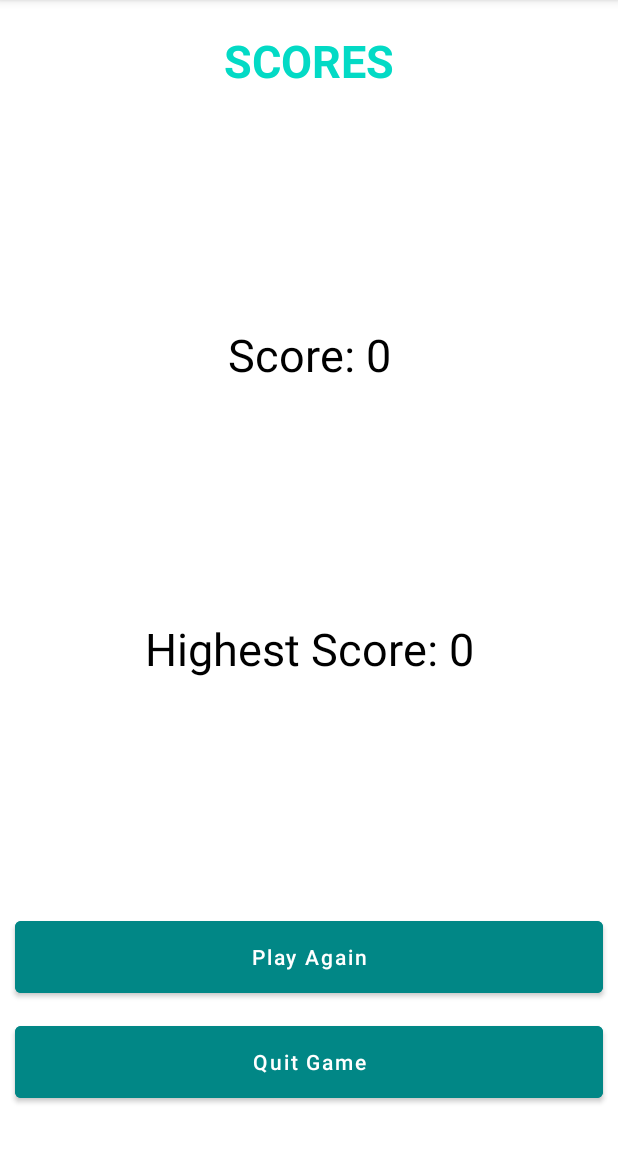
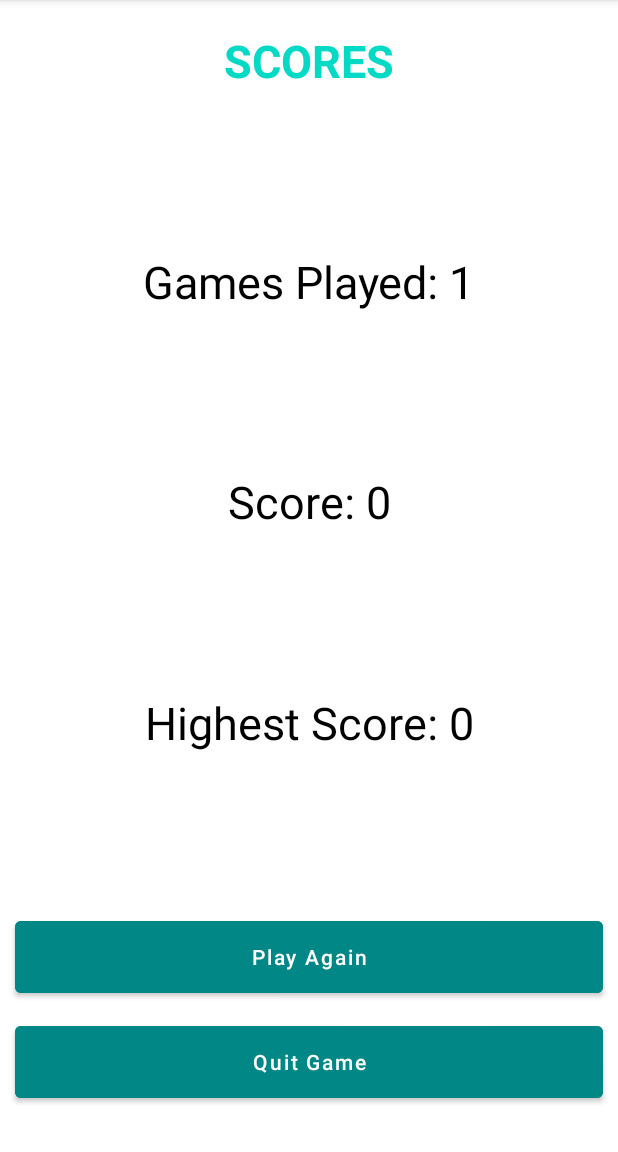
Before and after one commit to marbysneaker/BalloonGame, an Android app: the ResultActivity screen opened directly, with no data from a screen before it, on a phone screen of 412 x 824 dp, the part 84-1236 px from its top. Run offline under Robolectric (Android 15) with nearby library versions, the phone set to English and light mode, and no system bars; 1 statement that could not run was skipped.

Commit message:
finished game

```diff
--- a/app/src/main/java/com/example/hw5game/MainActivity.java
+++ b/app/src/main/java/com/example/hw5game/MainActivity.java
@@ -62,7 +62,7 @@ public class MainActivity extends AppCompatActivity {
             public void onFinish() {
                 balloonsControl();
 
-                new CountDownTimer(10000, 1000) {
+                new CountDownTimer(15000, 1000) {
                     @Override
                     public void onTick(long l) {
                         textViewTime.setText("Remaining time:"+String.valueOf(l/1000));
--- a/app/src/main/java/com/example/hw5game/ResultActivity.java
+++ b/app/src/main/java/com/example/hw5game/ResultActivity.java
@@ -12,7 +12,7 @@ import android.widget.TextView;
 
 
 public class ResultActivity extends AppCompatActivity {
-    private TextView textViewInfo, textViewMyScore, textViewHighestScore;
+    private TextView textViewInfo, textViewMyScore, textViewHighestScore, textViewGames;
     private Button buttonPlayAgain, buttonQuitGame;
 
     SharedPreferences sharedPreferences;
@@ -23,18 +23,21 @@ public class ResultActivity extends AppCompatActivity {
 
     int highscore;
 
+    int gamesPlayed =0;
+
     String highestScore;
     @Override
     protected void onCreate(Bundle savedInstanceState) {
         super.onCreate(savedInstanceState);
         setContentView(R.layout.activity_result);
         getData();
-
+        gamesPlayed++;
         textViewInfo =findViewById(R.id.textViewInfo);
         textViewMyScore =findViewById(R.id.textViewMyScore);
         textViewHighestScore =findViewById(R.id.textViewHighestScore);
         buttonPlayAgain =findViewById(R.id.buttonPlayAgain);
         buttonQuitGame =findViewById(R.id.buttonQuitGame);
+        textViewGames = findViewById(R.id.textViewGames);
 
         Bundle bundle = getIntent().getExtras();
         score = bundle.getInt("Score");
@@ -43,7 +46,7 @@ public class ResultActivity extends AppCompatActivity {
             highscore = score;
         }
         textViewHighestScore.setText("Highest Score: " + highscore);
-
+        textViewGames.setText("Games Played: "+ gamesPlayed);
         savedData();
 
         buttonPlayAgain.setOnClickListener(new View.OnClickListener() {
@@ -60,6 +63,7 @@ public class ResultActivity extends AppCompatActivity {
     public void getData(){
         sharedPreferences = getSharedPreferences("saveData",MODE_PRIVATE);
         highscore = sharedPreferences.getInt("highestScore",0);
+        gamesPlayed = sharedPreferences.getInt("gamesPlayed",0);
     }
     protected void onPause(){
         savedData();
@@ -71,6 +75,7 @@ public class ResultActivity extends AppCompatActivity {
 //        highestScore = textViewHighestScore.getText().toString();
         SharedPreferences.Editor editor = sharedPreferences.edit();
         editor.putInt("highestScore",highscore);
+        editor.putInt("gamesPlayed", gamesPlayed);
         editor.commit();
     }
 
--- a/app/src/main/res/layout/activity_result.xml
+++ b/app/src/main/res/layout/activity_result.xml
@@ -12,10 +12,10 @@
         android:layout_height="wrap_content"
         android:layout_marginTop="20dp"
         android:text="SCORES"
+        android:textAlignment="center"
+        android:textColor="@color/teal_200"
+        android:textSize="30sp"
         android:textStyle="bold"
-        android:textColor="@color/teal_200"
-        android:textAlignment="center"
-        android:textSize="30sp"
         app:layout_constraintEnd_toEndOf="parent"
         app:layout_constraintHorizontal_bias="0.5"
         app:layout_constraintStart_toStartOf="parent"
@@ -46,7 +46,7 @@
         app:layout_constraintEnd_toEndOf="parent"
         app:layout_constraintHorizontal_bias="0.5"
         app:layout_constraintStart_toStartOf="parent"
-        app:layout_constraintTop_toBottomOf="@+id/textViewInfo"
+        app:layout_constraintTop_toBottomOf="@+id/textViewGames"
         app:layout_constraintVertical_bias="0.5" />
 
     <Button
@@ -72,11 +72,25 @@
         android:layout_marginEnd="10dp"
         android:layout_marginBottom="10dp"
 
+        android:backgroundTint="@color/teal_700"
         android:text="Play Again"
-        android:backgroundTint="@color/teal_700"
         android:textAllCaps="false"
         app:layout_constraintBottom_toTopOf="@+id/buttonQuitGame"
         app:layout_constraintEnd_toEndOf="parent"
         app:layout_constraintHorizontal_bias="0.5"
         app:layout_constraintStart_toStartOf="parent" />
+
+    <TextView
+        android:id="@+id/textViewGames"
+        android:layout_width="wrap_content"
+        android:layout_height="wrap_content"
+        android:text="Games Played: 30"
+        android:textColor="@color/black"
+        android:textSize="30sp"
+        app:layout_constraintBottom_toTopOf="@+id/textViewMyScore"
+        app:layout_constraintEnd_toEndOf="parent"
+        app:layout_constraintHorizontal_bias="0.5"
+        app:layout_constraintStart_toStartOf="parent"
+        app:layout_constraintTop_toBottomOf="@+id/textViewInfo"
+        app:layout_constraintVertical_bias="0.5" />
 </androidx.constraintlayout.widget.ConstraintLayout>
```
